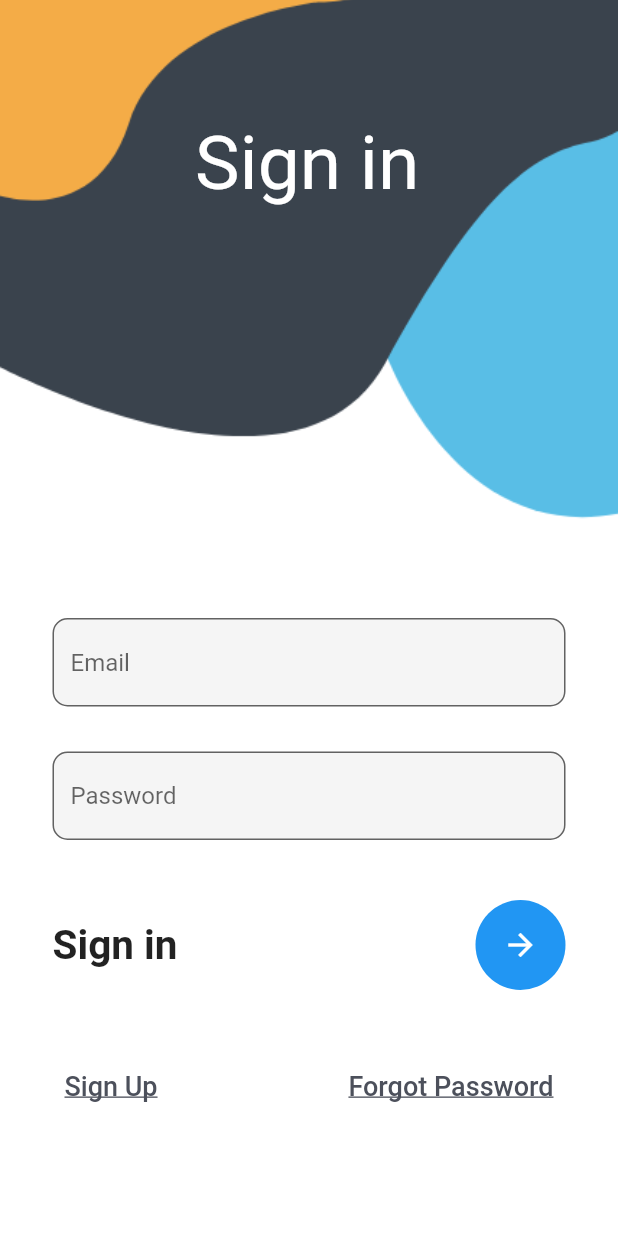
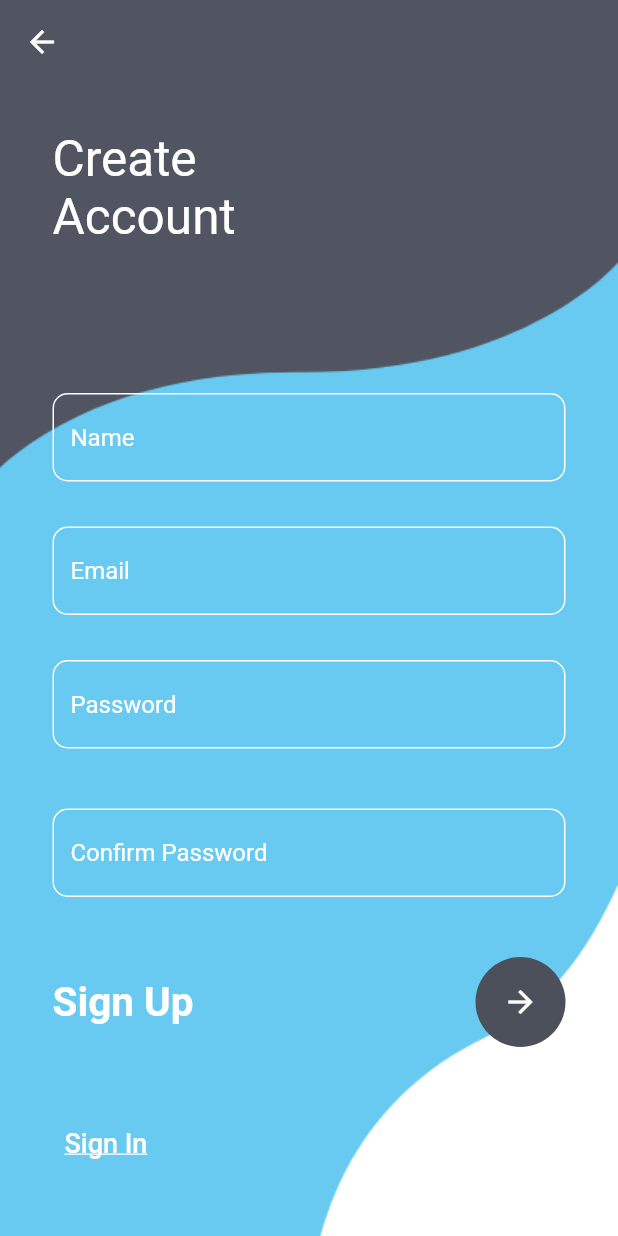
Before and after one commit to csb100/car_services, a Flutter app: the MyLogin screen opened directly, after a tap on "Sign Up", on a phone screen of 412 x 824 dp. Run offline on Flutter 3.47's test engine with Material 2 defaults, Android fonts, the phone set to English and light mode, and no system bars; our stand-ins replace animated_splash_screen.

Commit message:
added UI of Login added UI of Registratin

```diff
--- a/lib/Login.dart
+++ b/lib/Login.dart
@@ -1,3 +1,4 @@
+import 'package:car_services/Registration.dart';
 import 'package:flutter/material.dart';
 
 
@@ -15,7 +16,7 @@
     return Container(
       decoration: const BoxDecoration(
         image: DecorationImage(
-            image: AssetImage('asset/images/login.png'), fit: BoxFit.cover),
+            image: AssetImage('asset/images/register.png'), fit: BoxFit.cover),
       ),
       child: Scaffold(
         backgroundColor: Colors.transparent,
@@ -102,7 +103,10 @@
                             children: [
                               TextButton(
                                 onPressed: () {
-                                  Navigator.pushNamed(context, 'register');
+                                  Navigator.push(
+                                    context,
+                                    MaterialPageRoute(builder: (context) => const MyRegister()),
+                                  );
                                 },
 
                                 child:  Text(
@@ -113,7 +117,8 @@
                                       color: Color(0xff4c505b),
                                       fontSize: 18),
                                 ),
-                                style: ButtonStyle(),
+
+                                style:const ButtonStyle(),
                               ),
                               TextButton(
                                   onPressed: () {},
--- a/lib/Registration.dart
+++ b/lib/Registration.dart
@@ -0,0 +1,201 @@
+import 'package:flutter/material.dart';
+
+
+class MyRegister extends StatefulWidget {
+  const MyRegister({Key? key}) : super(key: key);
+
+  @override
+  _MyRegisterState createState() => _MyRegisterState();
+}
+
+class _MyRegisterState extends State<MyRegister> {
+  @override
+  Widget build(BuildContext context) {
+    return Container(
+      decoration: BoxDecoration(
+        image: DecorationImage(
+            image: AssetImage('asset/images/register.png'), fit: BoxFit.cover),
+      ),
+      child: Scaffold(
+        backgroundColor: Colors.transparent,
+        appBar: AppBar(
+          backgroundColor: Colors.transparent,
+          elevation: 0,
+        ),
+        body: Stack(
+          children: [
+            Container(
+              padding: EdgeInsets.only(left: 35, top: 30),
+              child: Text(
+                'Create\nAccount',
+                style: TextStyle(color: Colors.white, fontSize: 33),
+              ),
+            ),
+            SingleChildScrollView(
+              child: Container(
+                padding: EdgeInsets.only(
+                    top: MediaQuery.of(context).size.height * 0.25),
+                child: Column(
+                  crossAxisAlignment: CrossAxisAlignment.start,
+                  children: [
+                    Container(
+                      margin: EdgeInsets.only(left: 35, right: 35),
+                      child: Column(
+                        children: [
+                          TextField(
+                            style: const TextStyle(color: Colors.white),
+                            decoration: InputDecoration(
+                                enabledBorder: OutlineInputBorder(
+                                  borderRadius: BorderRadius.circular(10),
+                                  borderSide: const BorderSide(
+                                    color: Colors.white,
+                                  ),
+                                ),
+                                focusedBorder: OutlineInputBorder(
+                                  borderRadius: BorderRadius.circular(10),
+                                  borderSide: const BorderSide(
+                                    color: Colors.black,
+                                  ),
+                                ),
+                                hintText: "Name",
+                                hintStyle: const TextStyle(color: Colors.white),
+                                border: OutlineInputBorder(
+                                  borderRadius: BorderRadius.circular(10),
+                                )),
+                          ),
+                         const SizedBox(
+                            height: 30,
+                          ),
+                          TextField(
+                            style: const TextStyle(color: Colors.white),
+                            decoration: InputDecoration(
+                                enabledBorder: OutlineInputBorder(
+                                  borderRadius: BorderRadius.circular(10),
+                                  borderSide: const BorderSide(
+                                    color: Colors.white,
+                                  ),
+                                ),
+                                focusedBorder: OutlineInputBorder(
+                                  borderRadius: BorderRadius.circular(10),
+                                  borderSide:const BorderSide(
+                                    color: Colors.black,
+                                  ),
+                                ),
+                                hintText: "Email",
+                                hintStyle: TextStyle(color: Colors.white),
+                                border: OutlineInputBorder(
+                                  borderRadius: BorderRadius.circular(10),
+                                )),
+                          ),
+                         const SizedBox(
+                            height: 30,
+                          ),
+                          TextField(
+                            style:const TextStyle(color: Colors.white),
+                            obscureText: true,
+                            decoration: InputDecoration(
+                                enabledBorder: OutlineInputBorder(
+                                  borderRadius: BorderRadius.circular(10),
+                                  borderSide: const BorderSide(
+                                    color: Colors.white,
+                                  ),
+                                ),
+                                focusedBorder: OutlineInputBorder(
+                                  borderRadius: BorderRadius.circular(10),
+                                  borderSide: const BorderSide(
+                                    color: Colors.black,
+                                  ),
+                                ),
+                                hintText: "Password",
+                                hintStyle: const TextStyle(color: Colors.white),
+                                border: OutlineInputBorder(
+                                  borderRadius: BorderRadius.circular(10),
+                                )),
+                          ),
+
+                          const SizedBox(
+                            height: 40,
+                          ),
+                          TextField(
+                            style:const TextStyle(color: Colors.white),
+                            obscureText: true,
+                            decoration: InputDecoration(
+                                enabledBorder: OutlineInputBorder(
+                                  borderRadius: BorderRadius.circular(10),
+                                  borderSide: const BorderSide(
+                                    color: Colors.white,
+                                  ),
+                                ),
+                                focusedBorder: OutlineInputBorder(
+                                  borderRadius: BorderRadius.circular(10),
+                                  borderSide: const BorderSide(
+                                    color: Colors.black,
+                                  ),
+                                ),
+                                hintText: "Confirm Password",
+                                hintStyle: const TextStyle(color: Colors.white),
+                                border: OutlineInputBorder(
+                                  borderRadius: BorderRadius.circular(10),
+                                )),
+                          ),
+
+                          const SizedBox(
+                            height: 40,
+                          ),
+                          Row(
+                            mainAxisAlignment: MainAxisAlignment.spaceBetween,
+                            children: [
+                             const Text(
+                                'Sign Up',
+                                style: TextStyle(
+                                    color: Colors.white,
+                                    fontSize: 27,
+                                    fontWeight: FontWeight.w700),
+                              ),
+                              CircleAvatar(
+                                radius: 30,
+                                backgroundColor: Color(0xff4c505b),
+                                child: IconButton(
+                                    color: Colors.white,
+                                    onPressed: () {},
+                                    icon: const Icon(
+                                      Icons.arrow_forward,
+                                    )),
+                              )
+                            ],
+                          ),
+                         const SizedBox(
+                            height: 40,
+                          ),
+                          Row(
+                            mainAxisAlignment: MainAxisAlignment.spaceBetween,
+                            children: [
+                              TextButton(
+                                onPressed: () {
+                                  Navigator.pushNamed(context, 'login');
+                                },
+                                child: Text(
+                                  'Sign In',
+                                  textAlign: TextAlign.left,
+                                  style: TextStyle(
+                                      decoration: TextDecoration.underline,
+                                      color: Colors.white,
+                                      fontSize: 18),
+                                ),
+                                style:const ButtonStyle(),
+                              ),
+                            ],
+                          )
+                        ],
+                      ),
+                    )
+                  ],
+                ),
+              ),
+            ),
+          ],
+        ),
+      ),
+    );
+  }
+}
```
Also changed, not shown: asset/images/register.png (added).
